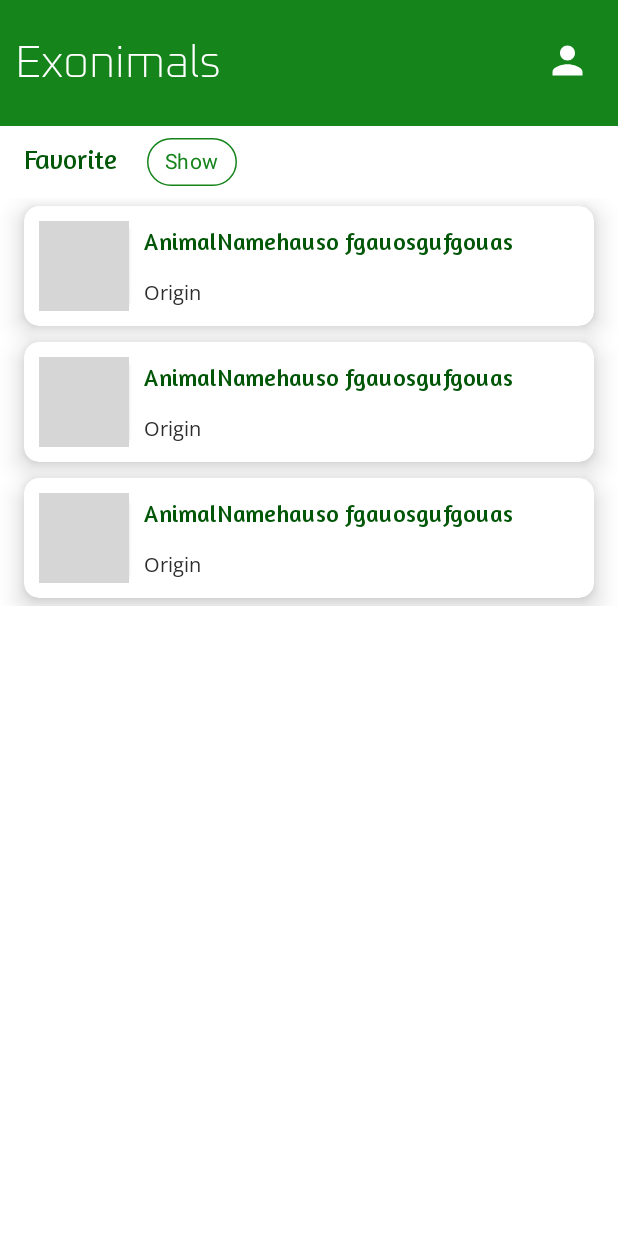
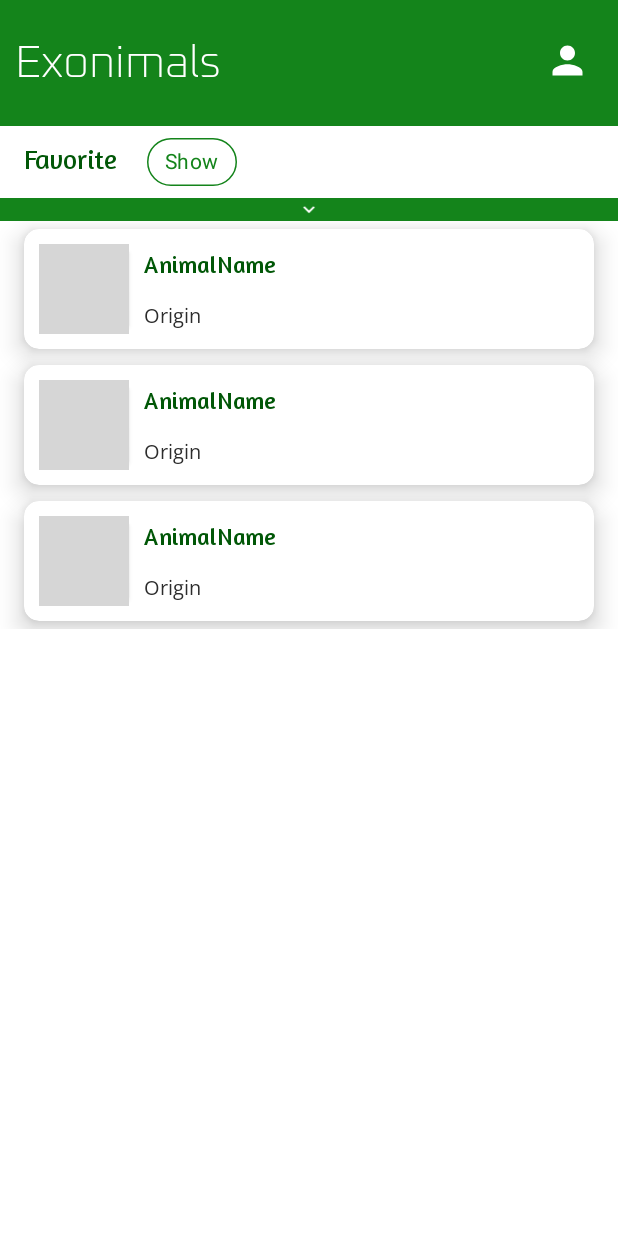
Before and after one commit to bayun2445/Exonimals, an Android app: the layout activity_main.xml on its own in the app's theme, with its tools: preview values and no code run, on a phone screen of 412 x 824 dp. Run offline under Robolectric (Android 15) with nearby library versions, the phone set to English and light mode, and no system bars; grey boxes are pictures that could not be loaded.

Commit message:
added component & updated code main activity

```diff
--- a/app/src/main/java/com/example/exonimals/MainActivity.kt
+++ b/app/src/main/java/com/example/exonimals/MainActivity.kt
@@ -88,11 +88,7 @@ class MainActivity : AppCompatActivity() {
     }
 
     private fun loadFavListAnimal() {
-        favListAnimal = ArrayList()
-        for (animal in listAnimal){
-            if (animal.isFavorite)
-                favListAnimal.add(animal)
-        }
+        favListAnimal = listAnimal.filter { it.isFavorite } as ArrayList<Animal>
 
         favListAnimalAdapter = ListAnimalAdapter(favListAnimal)
         rv_animals_favorite.layoutManager = LinearLayoutManager(this)
--- /dev/null
+++ b/app/src/main/res/drawable/ic_baseline_keyboard_arrow_down_24.xml
@@ -0,0 +1,5 @@
+<vector android:height="24dp" android:tint="#FFFFFF"
+    android:viewportHeight="24" android:viewportWidth="24"
+    android:width="24dp" xmlns:android="http://schemas.android.com/apk/res/android">
+    <path android:fillColor="@android:color/white" android:pathData="M7.41,8.59L12,13.17l4.59,-4.58L18,10l-6,6 -6,-6 1.41,-1.41z"/>
+</vector>
--- a/app/src/main/res/layout/activity_main.xml
+++ b/app/src/main/res/layout/activity_main.xml
@@ -99,6 +99,13 @@
                 tools:listitem="@layout/item_list_animals" />
         </LinearLayout>
 
+        <ImageView
+            android:layout_width="match_parent"
+            android:layout_height="15dp"
+            android:background="@color/green_primary"
+            android:src="@drawable/ic_baseline_keyboard_arrow_down_24"
+            tools:ignore="ContentDescription" />
+
         <androidx.recyclerview.widget.RecyclerView
             android:id="@+id/rv_animals"
             android:layout_width="match_parent"
--- a/app/src/main/res/values/strings.xml
+++ b/app/src/main/res/values/strings.xml
@@ -2,15 +2,15 @@
     <string name="app_name">Exonimals</string>
     <string name="my_name">Bayu Nugroho</string>
     <string name="email">bayun2445@gmail.com</string>
-    <string name="animal_name">AnimalNamehauso fgauosgufgouas</string>
+    <string name="animal_name">AnimalName</string>
     <string name="origin">Origin</string>
-    <string name="latin_name">Species: %1$s</string>
+    <string name="latin_name"><b>Species:</b> %1$s</string>
+    <string name="diet">Diet: %1$s</string>
+    <string name="habitat"><b>Habitat:</b> %1$s</string>
+    <string name="class_text"><b>Class:</b> %1$s</string>
     <string name="description">Lorem ipsum dolor sit amet, consectetur adipiscing elit. Maecenas lobortis felis vitae ultricies pharetra. Praesent rhoncus dapibus pharetra. Etiam finibus justo sed consequat ullamcorper. Fusce lobortis orci eu vulputate porta. Maecenas id molestie eros, congue dictum nisl. Praesent volutpat ornare nulla, eu tincidunt urna aliquam nec. Proin mattis ut odio sit amet pulvinar. Morbi egestas consequat velit id consectetur. Vivamus scelerisque ipsum eu luctus feugiat.</string>
-    <string name="habitat">Habitat: %1$s</string>
-    <string name="diet">Diet: %1$s</string>
-    <string name="class_text">Class: %1$s</string>
     <string name="add_to_favorite">Favorite</string>
-    <string name="no_favorite">No animal(s) is Favorite…</string>
+    <string name="no_favorite">No animal(s) in Favorite…</string>
     <string name="show">Show</string>
     <string name="hide">Hide</string>
     <string name="exit_title">Exit Exonimals</string>
```
